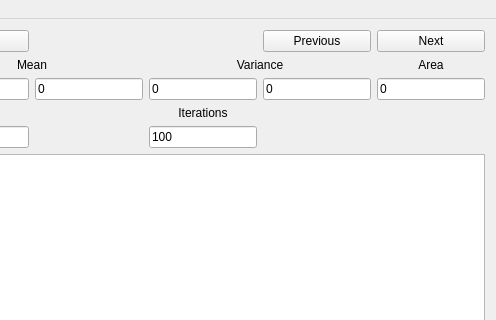
Above: RegionTracking/mainwindow.ui from faisalbadran/493_Project before the change; both pictures show x 204 to 700 and y 0 to 320 of the 700 by 700 pixel window. Below: the same form after it.
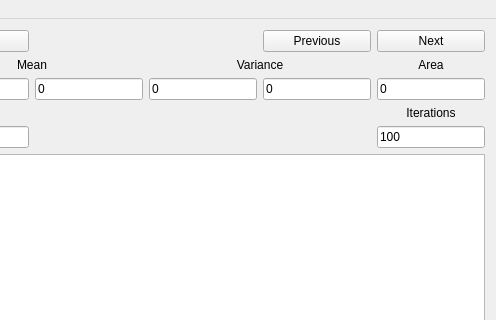
That is the form after the change.

Commit message: Update parameters properly

Diff of the .ui file:
```diff
--- a/RegionTracking/mainwindow.ui
+++ b/RegionTracking/mainwindow.ui
@@ -163,15 +163,8 @@
         </property>
        </widget>
       </item>
-      <item row="5" column="3">
-       <widget class="QLineEdit" name="iterations_edit">
-        <property name="text">
-         <string>100</string>
-        </property>
-       </widget>
-      </item>
-      <item row="4" column="3">
-       <widget class="QLabel" name="label">
+      <item row="4" column="5">
+       <widget class="QLabel" name="iterations_label">
         <property name="text">
          <string>Iterations</string>
         </property>
@@ -180,6 +173,13 @@
         </property>
        </widget>
       </item>
+      <item row="5" column="5">
+       <widget class="QLineEdit" name="iterations_edit">
+        <property name="text">
+         <string>100</string>
+        </property>
+       </widget>
+      </item>
      </layout>
     </item>
    </layout>
```
The commit also changes 2 other files.
